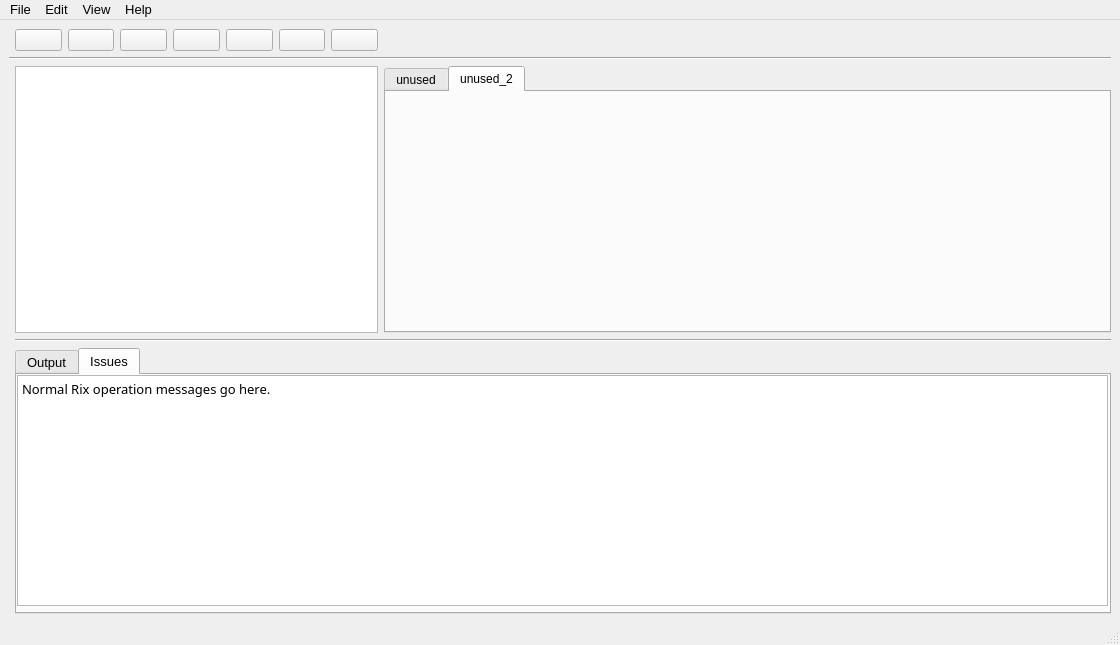
Above: ride-gui/mainwindow.ui from riolet/ride before the change. Below: the same form after it.
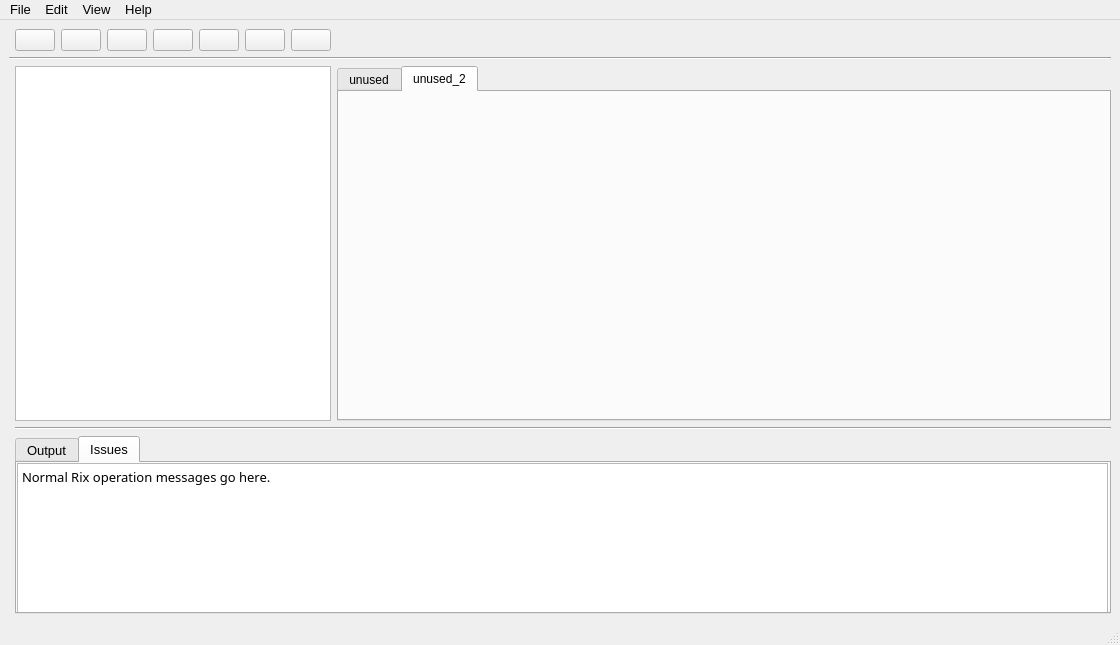
That is the form after the change. Icons and pictures are not drawn.

Commit message: Visual adjustment to the GUI and commented out the parsing for now.

Diff of the .ui file:
```diff
--- a/ride-gui/mainwindow.ui
+++ b/ride-gui/mainwindow.ui
@@ -14,7 +14,7 @@
    <string>Ride</string>
   </property>
   <widget class="QWidget" name="centralwidget">
-   <layout class="QGridLayout" name="gridLayout_2" rowstretch="0,0,0,0,0" columnstretch="0,1,2">
+   <layout class="QGridLayout" name="gridLayout_2" rowstretch="0,0,2,0,1" columnstretch="0,1,3">
     <item row="1" column="0" colspan="3">
      <widget class="Line" name="line_menu_seperator">
       <property name="sizePolicy">
```
Left out of the diff: 1 changed line with no effect on the pictures. The commit also changes 2 other files.
